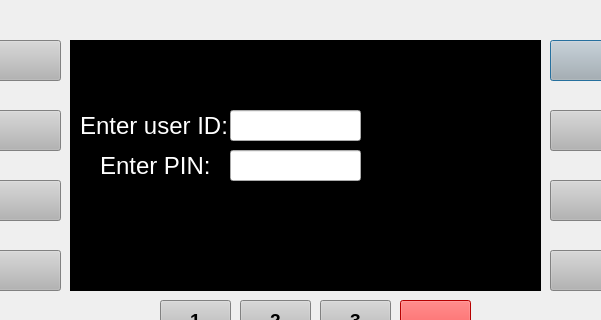
Before: the Qt Designer form bank_automat/login.ui in nikopippuri/atm-project, drawn with Qt 5; both pictures show x 100 to 701 and y 100 to 420 of the 800 by 600 pixel window.
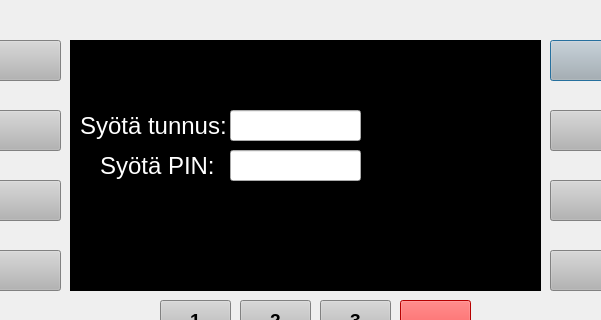
After: the same form once the commit is applied.

```diff
--- a/bank_automat/login.ui
+++ b/bank_automat/login.ui
@@ -161,7 +161,7 @@
     <string notr="true">color: rgb(255, 255, 255);</string>
    </property>
    <property name="text">
-    <string>Enter user ID:</string>
+    <string>Syötä tunnus:</string>
    </property>
   </widget>
   <widget class="QLabel" name="labelUserPin">
@@ -182,7 +182,7 @@
     <string notr="true">color: rgb(255, 255, 255);</string>
    </property>
    <property name="text">
-    <string>Enter PIN:</string>
+    <string>Syötä PIN:</string>
    </property>
   </widget>
   <widget class="QPushButton" name="btnArrow6">
@@ -519,7 +519,7 @@
     <rect>
      <x>250</x>
      <y>290</y>
-     <width>301</width>
+     <width>371</width>
      <height>31</height>
     </rect>
    </property>
```
